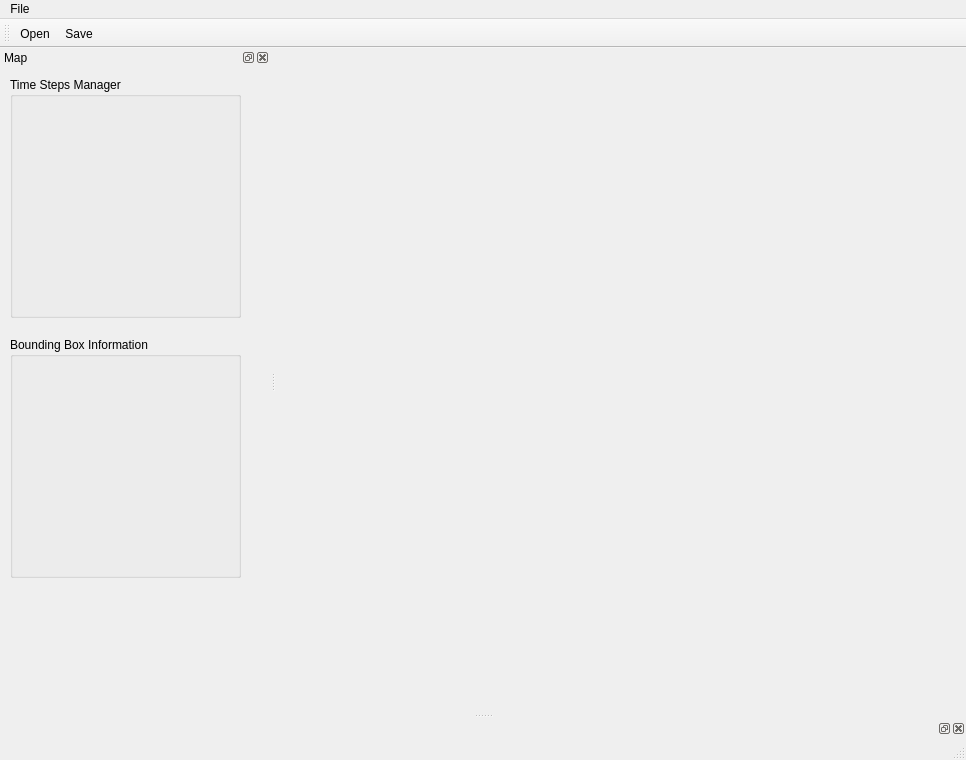
Before: the Qt Designer form MainWindow.ui in MatthieuZins/BoundingBoxMe, drawn with Qt 5.
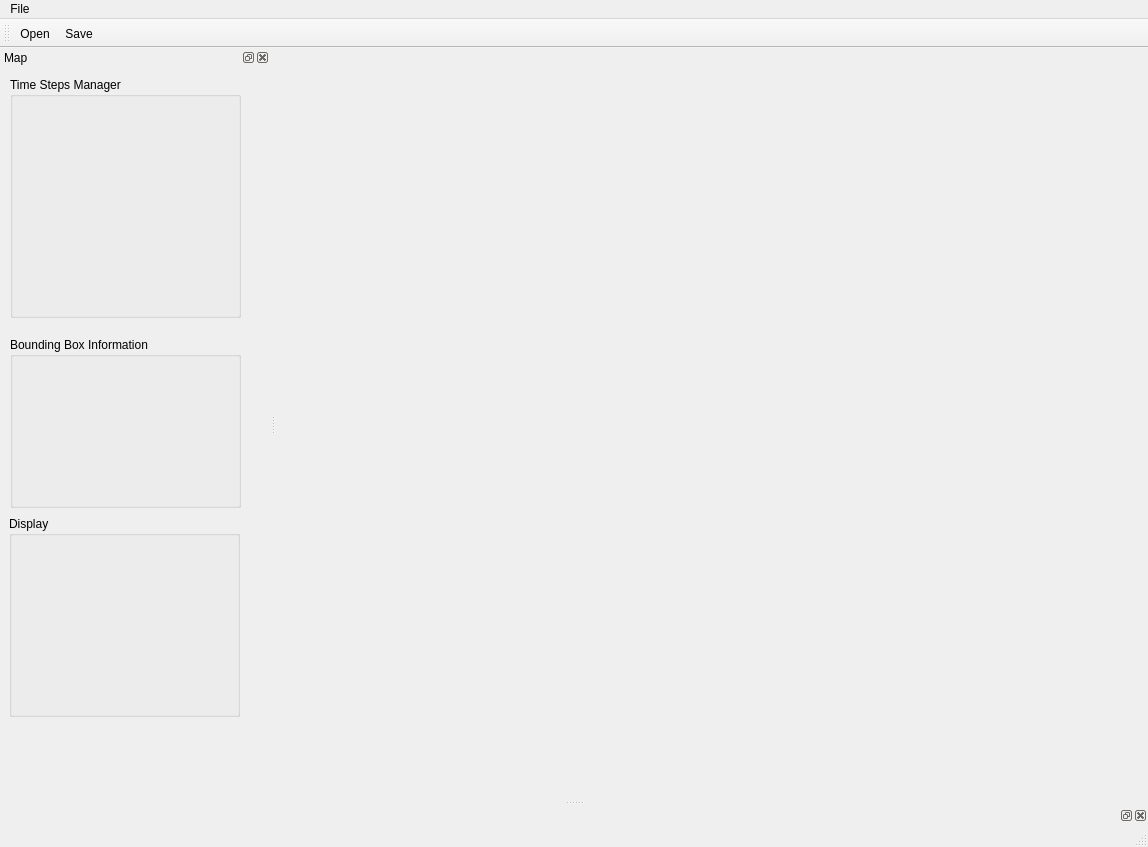
After: the same form once the commit is applied. Icons and pictures are not drawn. Custom widgets are drawn as their Qt base class.

Diff of the .ui file:
```diff
--- a/MainWindow.ui
+++ b/MainWindow.ui
@@ -6,8 +6,8 @@
    <rect>
     <x>0</x>
     <y>0</y>
-    <width>966</width>
-    <height>760</height>
+    <width>1148</width>
+    <height>847</height>
    </rect>
   </property>
   <property name="windowTitle">
@@ -24,7 +24,7 @@
     <rect>
      <x>0</x>
      <y>0</y>
-     <width>966</width>
+     <width>1148</width>
      <height>19</height>
     </rect>
    </property>
@@ -96,7 +96,7 @@
        <x>10</x>
        <y>270</y>
        <width>231</width>
-       <height>241</height>
+       <height>171</height>
       </rect>
      </property>
      <property name="title">
@@ -108,11 +108,24 @@
         <x>10</x>
         <y>30</y>
         <width>201</width>
-        <height>201</height>
+        <height>131</height>
        </rect>
       </property>
      </widget>
     </widget>
+    <widget class="DisplayManager_ui" name="groupBox_DisplayManager">
+     <property name="geometry">
+      <rect>
+       <x>9</x>
+       <y>449</y>
+       <width>231</width>
+       <height>201</height>
+      </rect>
+     </property>
+     <property name="title">
+      <string>Display</string>
+     </property>
+    </widget>
    </widget>
   </widget>
   <widget class="QDockWidget" name="dockWidget_2">
@@ -198,6 +211,12 @@
    <header>boundingBoxInformation_ui.h</header>
    <container>1</container>
   </customwidget>
+  <customwidget>
+   <class>DisplayManager_ui</class>
+   <extends>QGroupBox</extends>
+   <header>displayManager_ui.h</header>
+   <container>1</container>
+  </customwidget>
  </customwidgets>
  <resources>
   <include location="assets/resources.qrc"/>
```
Left out of the diff: 4 changed lines with no effect on the pictures.
